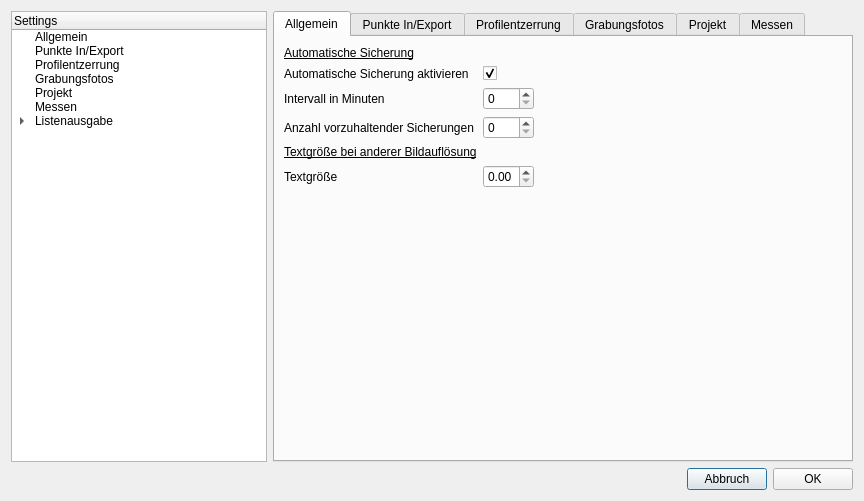
Above: toolbar/forms/dlgSettings.ui from Landesamt-fuer-Archaeologie-Sachsen/Tachy2GIS_arch before the change. Below: the same form after it.
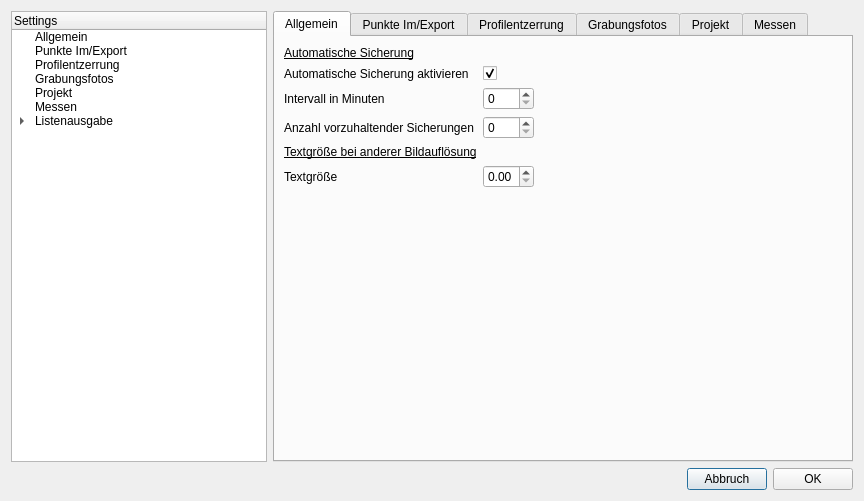
That is the form after the change.

Commit message: OP Ticket #2608: fix typo Im/Export in settings

What changed in the file:
```diff
--- a/toolbar/forms/dlgSettings.ui
+++ b/toolbar/forms/dlgSettings.ui
@@ -42,7 +42,7 @@
        </item>
        <item>
         <property name="text">
-         <string>Punkte In/Export</string>
+         <string>Punkte Im/Export</string>
         </property>
        </item>
        <item>
@@ -251,7 +251,7 @@
        </widget>
        <widget class="QWidget" name="tab_5">
         <attribute name="title">
-         <string>Punkte In/Export</string>
+         <string>Punkte Im/Export</string>
         </attribute>
         <widget class="QLabel" name="label_19">
          <property name="geometry">
```
